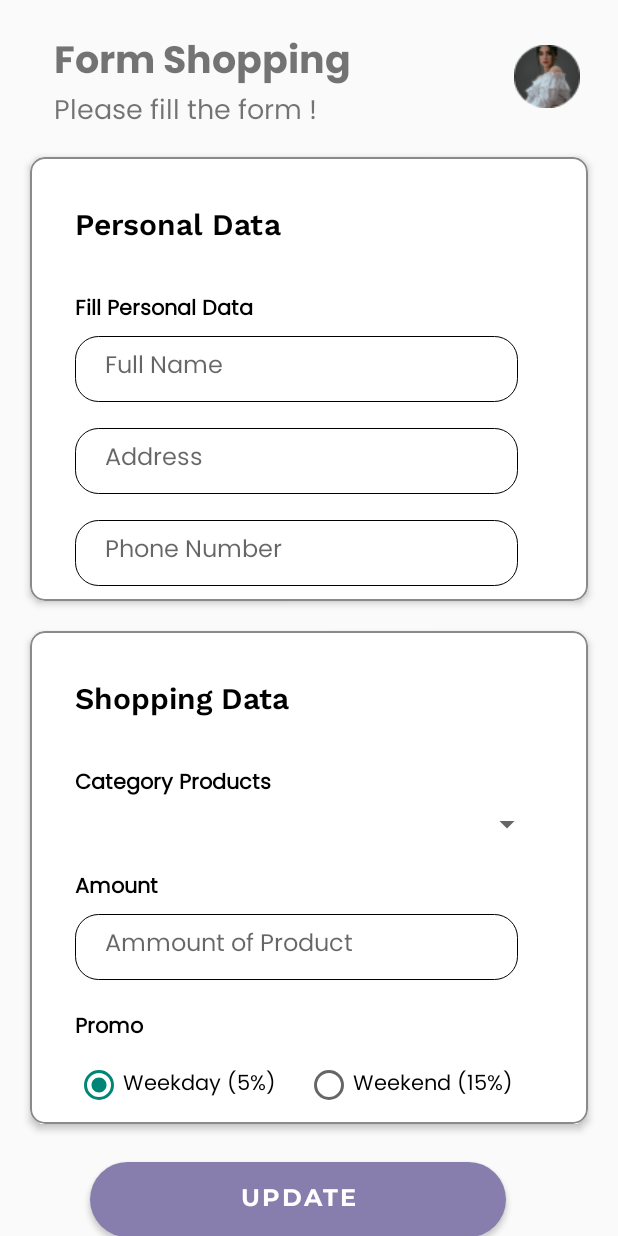
After one commit to poemmy/ProjectPAM, an Android app: the FormUpdateActivity screen opened directly, with no data from a screen before it, on a phone screen of 412 x 824 dp. The commit adds this screen. Run offline under Robolectric (Android 15) with nearby library versions, the phone set to English and light mode, and no system bars; Roboto replaces fonts that are not available here.

Commit message:
Membuat fitur update dan memperbarui database

```diff
--- a/app/src/main/AndroidManifest.xml
+++ b/app/src/main/AndroidManifest.xml
@@ -43,6 +43,8 @@
             android:exported="false"/>
         <activity android:name=".PaymentActivity"
             android:exported="false"/>
+        <activity android:name=".FormUpdateActivity"
+            android:exported="false"/>
         <meta-data
             android:name="preloaded_fonts"
             android:resource="@array/preloaded_fonts" />
--- a/app/src/main/java/com/example/projectakhirpam/FormActivity.java
+++ b/app/src/main/java/com/example/projectakhirpam/FormActivity.java
@@ -141,7 +141,7 @@ public class FormActivity extends AppCompatActivity implements AdapterView.OnIte
 
     public void loadSpinnerData() {
         DataBaseHelper dbh = new DataBaseHelper(getApplicationContext());
-        List<String> categories = dbh.getAllCategorries();
+        List<String> categories = dbh.getAllCategories();
 
         ArrayAdapter<String> dataAdapter = new ArrayAdapter<>(this, android.R.layout.simple_spinner_item, categories);
         dataAdapter.setDropDownViewResource(android.R.layout.simple_spinner_dropdown_item);
--- /dev/null
+++ b/app/src/main/java/com/example/projectakhirpam/FormUpdateActivity.java
@@ -0,0 +1,119 @@
+package com.example.projectakhirpam;
+
+import androidx.appcompat.app.AppCompatActivity;
+
+import android.annotation.SuppressLint;
+import android.database.Cursor;
+import android.database.sqlite.SQLiteDatabase;
+import android.os.Bundle;
+import android.view.MenuItem;
+import android.view.View;
+import android.widget.ArrayAdapter;
+import android.widget.Button;
+import android.widget.EditText;
+import android.widget.Spinner;
+import android.widget.Toast;
+
+import com.example.projectakhirpam.helper.DataBaseHelper;
+
+public class FormUpdateActivity extends AppCompatActivity {
+
+    EditText dataName, dataAddress, dataPhone, dataAmount;
+    Spinner spinnerProduct;
+    Button btnUpdate;
+
+    String buyerName;
+
+    DataBaseHelper dataBaseHelper;
+
+    @Override
+    protected void onCreate(Bundle savedInstanceState) {
+        super.onCreate(savedInstanceState);
+        setContentView(R.layout.form_update);
+
+        dataBaseHelper = new DataBaseHelper(this);
+
+        dataName = findViewById(R.id.dataNameUpdate);
+        dataAddress = findViewById(R.id.dataAddressUpdate);
+        dataPhone = findViewById(R.id.dataPhoneUpdate);
+        spinnerProduct = findViewById(R.id.spinnerFormUpdate);
+        dataAmount = findViewById(R.id.dataAmountUpdate);
+        btnUpdate = findViewById(R.id.updateForm);
+
+        buyerName = getIntent().getStringExtra("name");
+
+        loadData();
+        loadProductSpinner();
+
+        btnUpdate.setOnClickListener(new View.OnClickListener() {
+            @Override
+            public void onClick(View view) {
+                String sName = dataName.getText().toString();
+                String sAddress = dataAddress.getText().toString();
+                String sPhone = dataPhone.getText().toString();
+                String sProduct = spinnerProduct.getSelectedItem().toString();
+                int sAmount = Integer.parseInt(dataAmount.getText().toString());
+
+                if (sName.isEmpty() || sAddress.isEmpty() || sPhone.isEmpty()) {
+                    Toast.makeText(FormUpdateActivity.this, "(*) tidak boleh kosong", Toast.LENGTH_SHORT).show();
+                    return;
+                }
+
+                SQLiteDatabase database = dataBaseHelper.getWritableDatabase();
+                database.execSQL("UPDATE buyers SET name = '" + sName + "', address = '" + sAddress + "', no_hp = '" + sPhone + "' WHERE name = '" + buyerName + "'");
+                database.execSQL("UPDATE shop SET name = '" + sName + "', amount = " + sAmount + " WHERE name = '" + buyerName + "' AND name_product = '" + sProduct + "'");
+
+                Toast.makeText(FormUpdateActivity.this, "Data pembeli berhasil diperbarui", Toast.LENGTH_SHORT).show();
+
+                BuyerActivity.m.RefreshList();
+                finish();
+            }
+        });
+    }
+
+    private void loadData() {
+        SQLiteDatabase database = dataBaseHelper.getReadableDatabase();
+        String query = "SELECT * FROM buyers WHERE name = '" + buyerName + "'";
+        Cursor cursor = database.rawQuery(query, null);
+
+        if (cursor.moveToFirst()) {
+            String name = cursor.getString(0);
+            String address = cursor.getString(1);
+            String phone = cursor.getString(2);
+
+            dataName.setText(name);
+            dataAddress.setText(address);
+            dataPhone.setText(phone);
+        }
+
+        cursor.close();
+    }
+
+    private void loadProductSpinner() {
+        SQLiteDatabase database = dataBaseHelper.getReadableDatabase();
+        String query = "SELECT name_product FROM shop WHERE name = '" + buyerName + "'";
+        Cursor cursor = database.rawQuery(query, null);
+
+        ArrayAdapter<String> adapter = new ArrayAdapter<>(this, android.R.layout.simple_spinner_item);
+        adapter.setDropDownViewResource(android.R.layout.simple_spinner_dropdown_item);
+        spinnerProduct.setAdapter(adapter);
+
+        if (cursor.moveToFirst()) {
+            do {
+                @SuppressLint("Range") String productName = cursor.getString(cursor.getColumnIndex("name_product"));
+                adapter.add(productName);
+            } while (cursor.moveToNext());
+        }
+
+        cursor.close();
+    }
+
+    @Override
+    public boolean onOptionsItemSelected(MenuItem item) {
+        if (item.getItemId() == android.R.id.home) {
+            finish();
+            return true;
+        }
+        return super.onOptionsItemSelected(item);
+    }
+}
--- a/app/src/main/res/layout/form_update.xml
+++ b/app/src/main/res/layout/form_update.xml
@@ -88,7 +88,7 @@
                         android:textStyle="bold" />
 
                     <EditText
-                        android:id="@+id/dataName"
+                        android:id="@+id/dataNameUpdate"
                         android:layout_width="295dp"
                         android:layout_height="44dp"
                         android:layout_below="@+id/descDataPersonalUpdate"
@@ -110,7 +110,7 @@
                         android:id="@+id/dataAddressUpdate"
                         android:layout_width="295dp"
                         android:layout_height="44dp"
-                        android:layout_below="@+id/dataName"
+                        android:layout_below="@+id/dataNameUpdate"
                         android:layout_alignParentStart="true"
                         android:layout_marginStart="20dp"
                         android:layout_marginTop="17dp"
```
Also changed, not shown: app/src/main/java/com/example/projectakhirpam/BuyerActivity.java (+8 -1 lines), app/src/main/java/com/example/projectakhirpam/FillpageActivity.java (+11 -11 lines), app/src/main/java/com/example/projectakhirpam/RegisterActivity.java (+8 -1 lines), app/src/main/java/com/example/projectakhirpam/helper/DataBaseHelper.java (+13 -3 lines).
